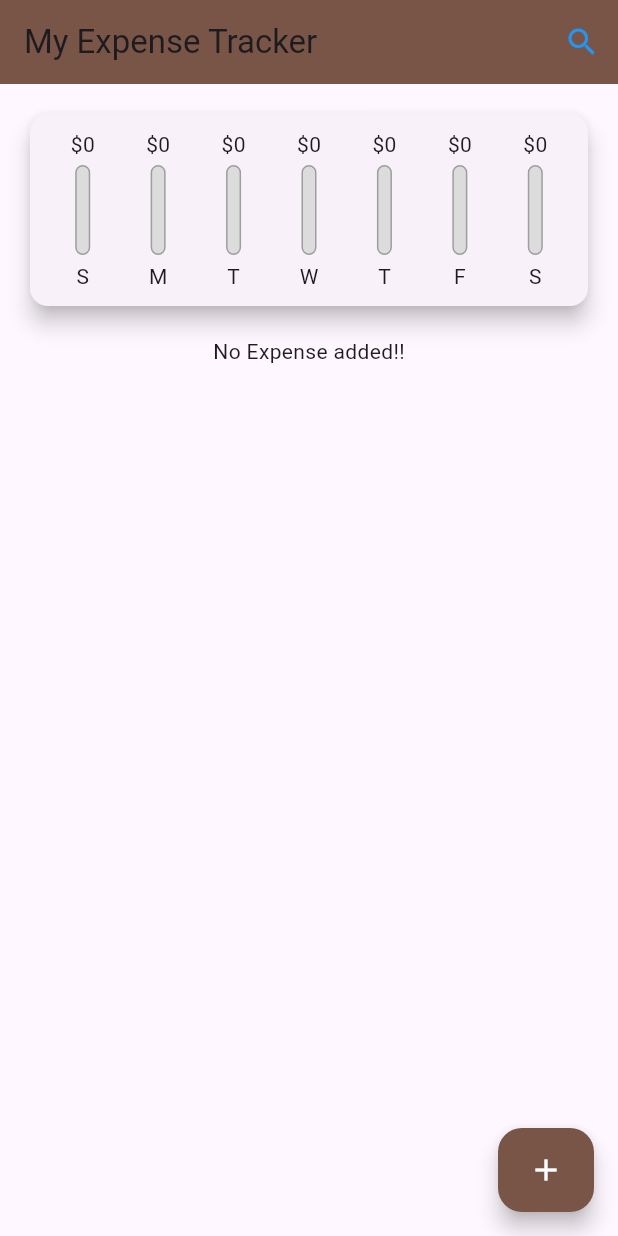
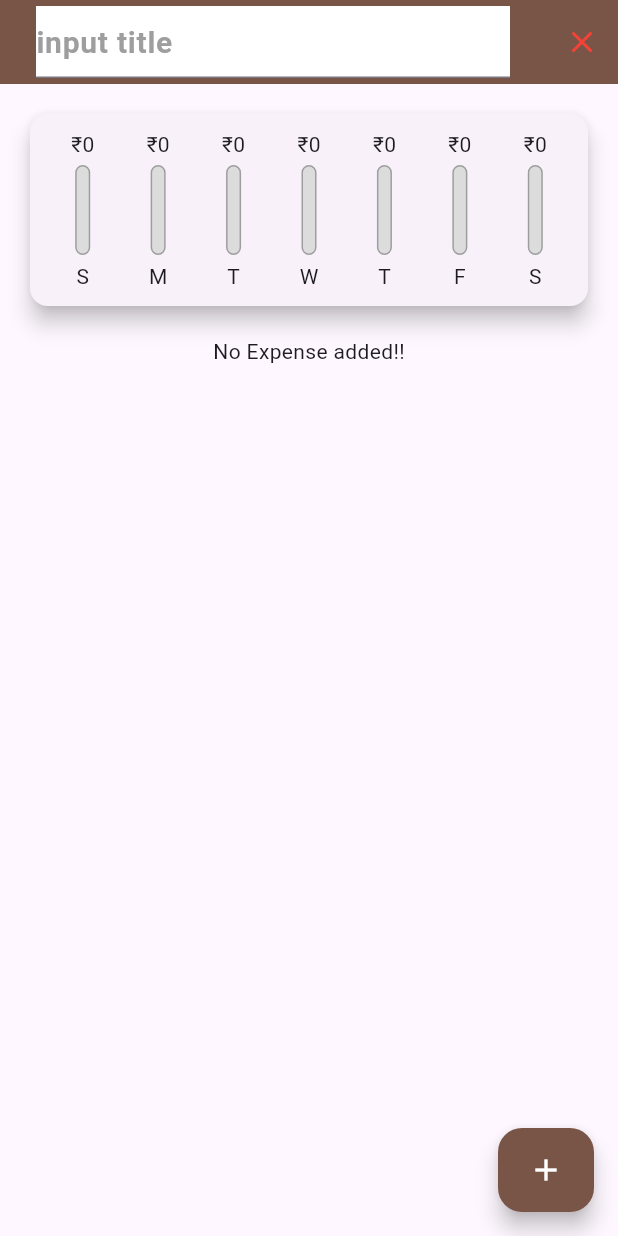
Before and after one commit to Soumalya-roy/CoolCat_Expense_Project, a Flutter app: the screen it shows after launch, after a tap on the "search" icon, on a phone screen of 412 x 824 dp. Run offline on Flutter 3.47's test engine with Material 2 defaults, Android fonts, the light colour scheme and no system bars.

Commit message:
final modification

```diff
--- a/lib/view/chartbar.dart
+++ b/lib/view/chartbar.dart
@@ -13,7 +13,7 @@ class ChartBar extends StatelessWidget {
         Container(
           height: 20,
           child: FittedBox(
-            child: Text("\$${spendingAmount.toStringAsFixed(0)}"),
+            child: Text("\₹${spendingAmount.toStringAsFixed(0)}"),
           ),
         ),
         SizedBox(
--- a/lib/view/expence.dart
+++ b/lib/view/expence.dart
@@ -16,19 +16,6 @@ class _MyExpenseState extends State<MyExpense> {
 
   var exp_title = TextEditingController();
 
-  //var _numberController = TextEditingController();
-
-  // Widget amt_text() {
-  //   return TextField(
-  //       controller: _numberController,
-  //       keyboardType: TextInputType.number,
-  //       inputFormatters: <TextInputFormatter>[
-  //         FilteringTextInputFormatter.allow(RegExp(r'[0-9]')),
-  //         FilteringTextInputFormatter.digitsOnly
-  //       ]);
-  // }
-
-  // ignore: non_constant_identifier_names
   var exp_amount = TextEditingController();
   List<ExpenseModel> expenseList = [];
 
@@ -230,13 +217,13 @@ class _MyExpenseState extends State<MyExpense> {
                   ? IconButton(
                       icon: Icon(Icons.search, color: Colors.blue),
                       onPressed: () {
-                        is_search = false;
+                        is_search = true;
                         setState(() {});
                       })
                   : IconButton(
                       icon: Icon(Icons.close, color: Colors.red),
                       onPressed: () {
-                        is_search = true;
+                        is_search = false;
                         setState(() {});
                       })
             ]),
```
